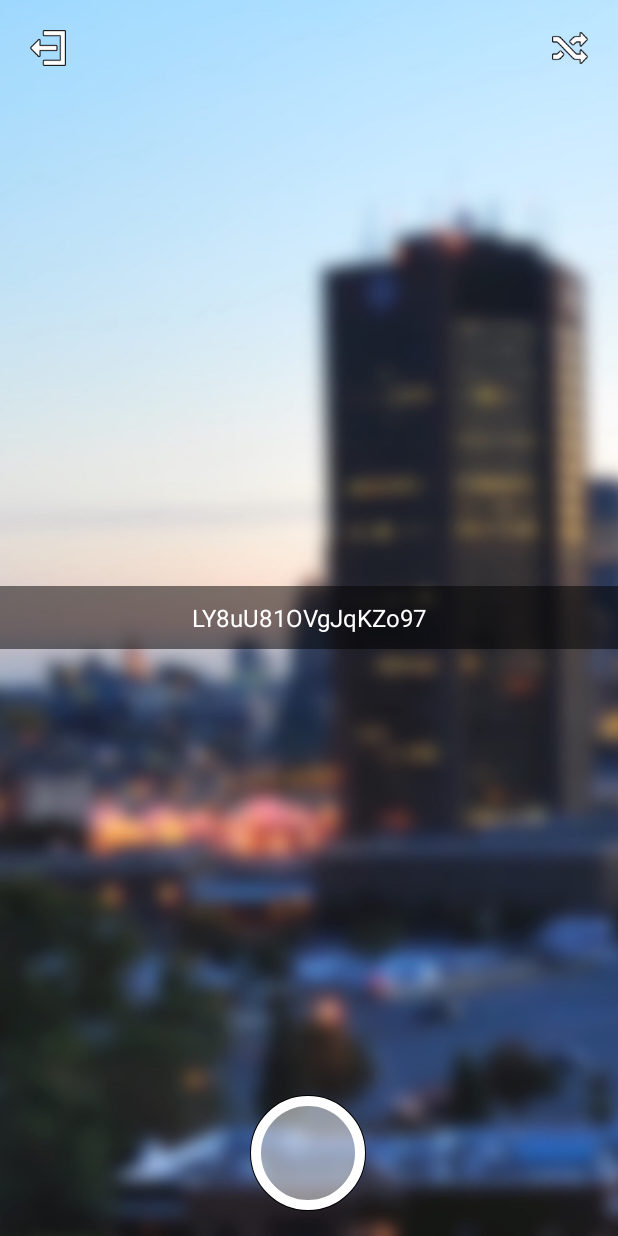
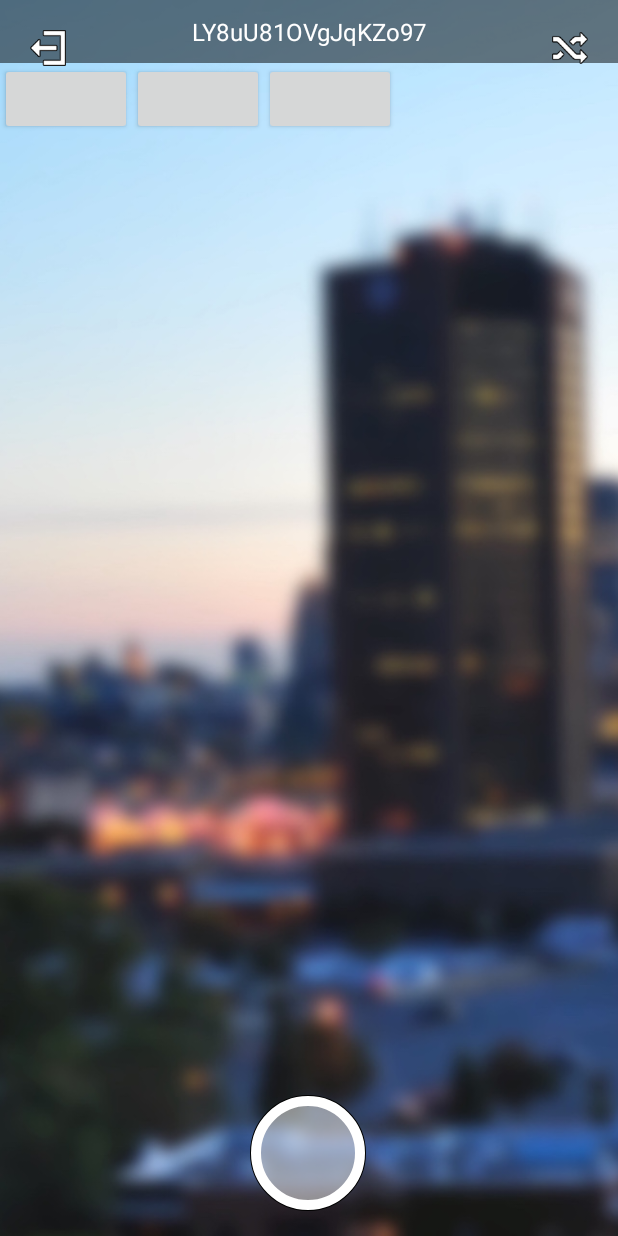
Before and after one commit to TyMarc/turbo-spork, an Android app: the layout activity_message.xml on its own in the app's theme, with its tools: preview values and no code run, on a phone screen of 412 x 824 dp. Run offline under Robolectric (Android 15) with nearby library versions, the phone set to English and light mode, and no system bars.

Commit message:
Buttons yo

```diff
--- a/android/app/src/main/res/layout/activity_message.xml
+++ b/android/app/src/main/res/layout/activity_message.xml
@@ -17,16 +17,41 @@
             android:scaleType="centerCrop"
             android:src="@drawable/sample_bg" />
 
+        <RelativeLayout
+            android:layout_width="match_parent"
+            android:layout_height="wrap_content"
+            android:gravity="center">
+
             <EditText
                 android:id="@+id/message_text"
                 android:layout_width="match_parent"
                 android:layout_height="@dimen/message_text_height"
-            android:layout_gravity="center"
                 android:background="@color/messageBackground"
                 android:gravity="center"
                 android:textColor="@android:color/white"
                 android:textSize="@dimen/message_font_size"
                 tools:text="LY8uU81OVgJqKZo97" />
+
+            <Button
+                android:layout_width="wrap_content"
+                android:layout_height="wrap_content"
+                android:id="@id/font_reduce"
+                android:layout_below="@id/message_text"/>
+            <Button
+                android:layout_width="wrap_content"
+                android:layout_height="wrap_content"
+                android:layout_below="@id/message_text"
+                android:id="@id/font_grow"
+                android:layout_toRightOf="@id/font_reduce"/>
+            <Button
+                android:layout_width="wrap_content"
+                android:layout_height="wrap_content"
+                android:layout_below="@id/message_text"
+                android:id="@id/color_pick"
+                android:layout_toRightOf="@id/font_grow"/>
+
+        </RelativeLayout>
+
 
     </FrameLayout>
 
--- /dev/null
+++ b/android/app/src/main/res/values/ids.xml
@@ -0,0 +1,6 @@
+<?xml version="1.0" encoding="utf-8"?>
+<resources>
+    <item name="font_reduce" type="id" />
+    <item name="font_grow" type="id" />
+    <item name="color_pick" type="id" />
+</resources>
```
Also changed, not shown: android/app/src/main/java/com/mirego/rebelchat/activities/MessageActivity.java (+24 -0 lines). Lines whose indentation alone changed are shown as unchanged.
